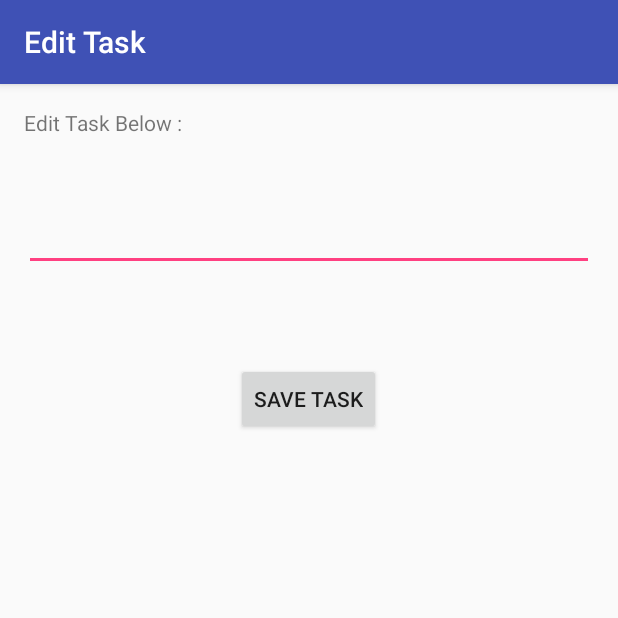
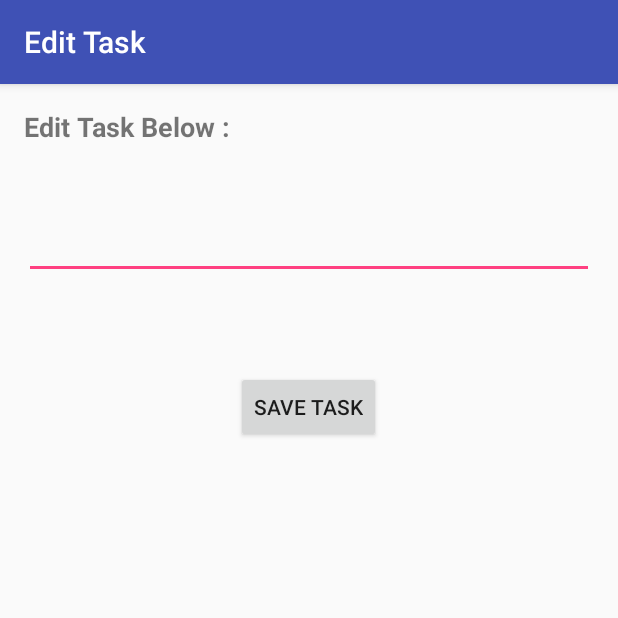
Before and after one commit to patil-saurabh/Android-TodoListApp, an Android app: the screen it shows after launch (EditTaskActivity), after a tap on an icon or button, on a phone screen of 412 x 824 dp, the top half of it. Run offline under Robolectric (Android 15) with nearby library versions, the phone set to English and light mode, and no system bars.

Commit message:
small change to edit activity UI

```diff
--- a/app/src/main/res/layout/activity_edit_task.xml
+++ b/app/src/main/res/layout/activity_edit_task.xml
@@ -29,7 +29,12 @@
         android:id="@+id/tVEditTaskTitle"
         android:layout_alignParentTop="true"
         android:layout_alignParentLeft="true"
-        android:layout_alignParentStart="true" />
+        android:layout_alignParentStart="true"
+        android:layout_toStartOf="@+id/btnSaveTask"
+        android:textStyle="bold"
+        android:textSize="18sp"
+        android:layout_alignRight="@+id/btnSaveTask"
+        android:layout_alignEnd="@+id/btnSaveTask" />
 
     <Button
         android:layout_width="wrap_content"
```
